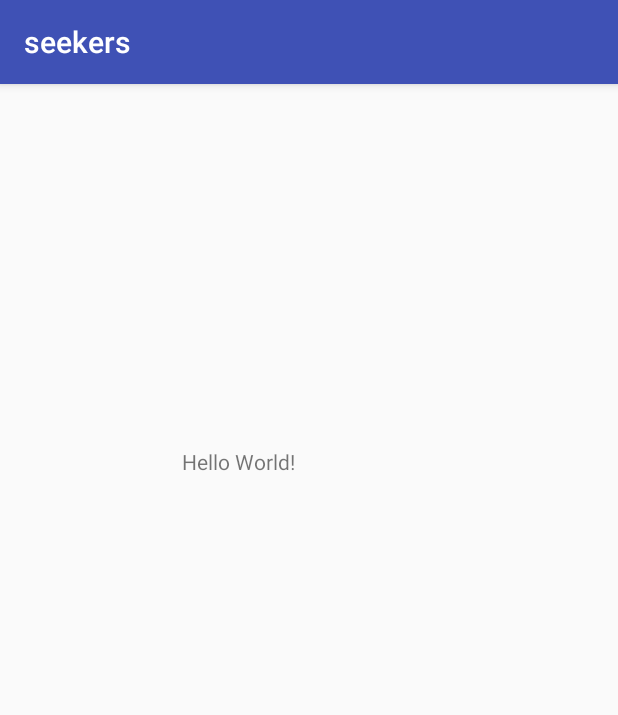
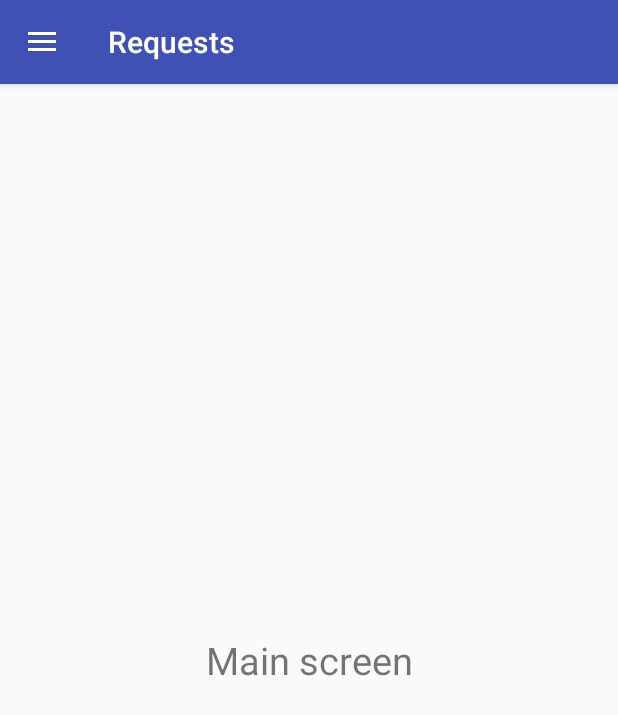
Before and after one commit to nouman0320/SMD-SEEKERS, an Android app: the screen it shows after launch (MainActivity), on a phone screen of 412 x 824 dp. Shown: the top 715 px of the screen. Run offline under Robolectric (Android 15) with nearby library versions, the phone set to English and light mode, and no system bars.

Commit message:
Created a basic drawer

```diff
--- a/app/build.gradle
+++ b/app/build.gradle
@@ -21,10 +21,12 @@ android {
 dependencies {
     implementation fileTree(dir: 'libs', include: ['*.jar'])
     implementation 'com.android.support:appcompat-v7:28.0.0'
+    implementation 'com.android.support:design:28.0.0'
     implementation 'com.android.support.constraint:constraint-layout:1.1.3'
     testImplementation 'junit:junit:4.12'
     androidTestImplementation 'com.android.support.test:runner:1.0.2'
     androidTestImplementation 'com.android.support.test.espresso:espresso-core:3.0.2'
+
 }
 
 configurations.all {
--- a/app/src/main/java/pk/edu/nu/smd/seekers/MainActivity.java
+++ b/app/src/main/java/pk/edu/nu/smd/seekers/MainActivity.java
@@ -1,13 +1,42 @@
 package pk.edu.nu.smd.seekers;
 
+import android.support.v4.widget.DrawerLayout;
+import android.support.v7.app.ActionBarDrawerToggle;
 import android.support.v7.app.AppCompatActivity;
 import android.os.Bundle;
+import android.view.MenuItem;
 
 public class MainActivity extends AppCompatActivity {
+
+
+    private DrawerLayout mDrawerLayout;
+    private ActionBarDrawerToggle mToggle;
 
     @Override
     protected void onCreate(Bundle savedInstanceState) {
         super.onCreate(savedInstanceState);
         setContentView(R.layout.activity_main);
+
+        getSupportActionBar().setTitle("Requests");
+
+        mDrawerLayout = findViewById(R.id.drawerLayout);
+        mToggle = new ActionBarDrawerToggle(this, mDrawerLayout, R.string.open, R.string.close);
+
+
+        mDrawerLayout.addDrawerListener(mToggle);
+        mToggle.syncState();
+
+        getSupportActionBar().setDisplayHomeAsUpEnabled(true);
+
+    }
+
+    @Override
+    public boolean onOptionsItemSelected(MenuItem item) {
+
+        if(mToggle.onOptionsItemSelected(item)){
+            return true;
+        }
+
+        return super.onOptionsItemSelected(item);
     }
 }
--- a/app/src/main/res/layout/activity_main.xml
+++ b/app/src/main/res/layout/activity_main.xml
@@ -1,20 +1,38 @@
 <?xml version="1.0" encoding="utf-8"?>
-<android.support.constraint.ConstraintLayout xmlns:android="http://schemas.android.com/apk/res/android"
+<android.support.v4.widget.DrawerLayout xmlns:android="http://schemas.android.com/apk/res/android"
     xmlns:app="http://schemas.android.com/apk/res-auto"
     xmlns:tools="http://schemas.android.com/tools"
     android:layout_width="match_parent"
     android:layout_height="match_parent"
+    android:id="@+id/drawerLayout"
     tools:context=".MainActivity">
 
-    <TextView
+
+    <LinearLayout
+        android:layout_width="match_parent"
+        android:layout_height="match_parent">
+
+
+        <TextView
+            android:id="@+id/textView2"
+            android:layout_width="match_parent"
+            android:layout_height="wrap_content"
+            android:layout_weight="1"
+            android:text="Main screen"
+            android:textSize="25sp"
+            android:layout_gravity="center_vertical"
+            android:textAlignment="center"
+            />
+    </LinearLayout>
+
+    <android.support.design.widget.NavigationView
         android:layout_width="wrap_content"
-        android:layout_height="wrap_content"
-        android:text="Hello World!"
-        app:layout_constraintBottom_toBottomOf="parent"
-        app:layout_constraintHorizontal_bias="0.36"
-        app:layout_constraintLeft_toLeftOf="parent"
-        app:layout_constraintRight_toRightOf="parent"
-        app:layout_constraintTop_toTopOf="parent"
-        app:layout_constraintVertical_bias="0.323" />
+        android:layout_height="match_parent"
+        app:menu="@menu/navigation_menu"
+        android:layout_gravity="start"
+        >
 
-</android.support.constraint.ConstraintLayout>
+
+    </android.support.design.widget.NavigationView>
+
+</android.support.v4.widget.DrawerLayout>
--- /dev/null
+++ b/app/src/main/res/menu/navigation_menu.xml
@@ -0,0 +1,9 @@
+<?xml version="1.0" encoding="utf-8"?>
+<menu xmlns:android="http://schemas.android.com/apk/res/android">
+
+    <item android:id="@+id/nav_account" android:title="my account"/>
+
+    <item android:id="@+id/nav_settings" android:title="settings"/>
+
+    <item android:id="@+id/nav_logout" android:title="logout"/>
+</menu>
--- a/app/src/main/res/values/strings.xml
+++ b/app/src/main/res/values/strings.xml
@@ -1,3 +1,5 @@
 <resources>
     <string name="app_name">seekers</string>
+    <string name="open">Open</string>
+    <string name="close">Close</string>
 </resources>
```
